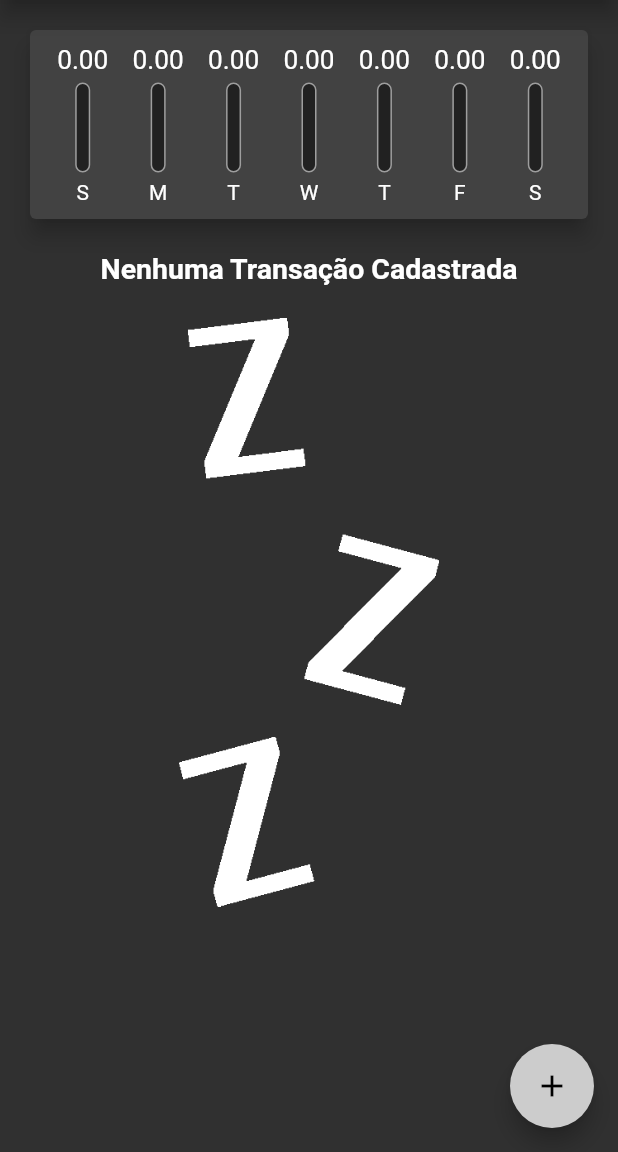
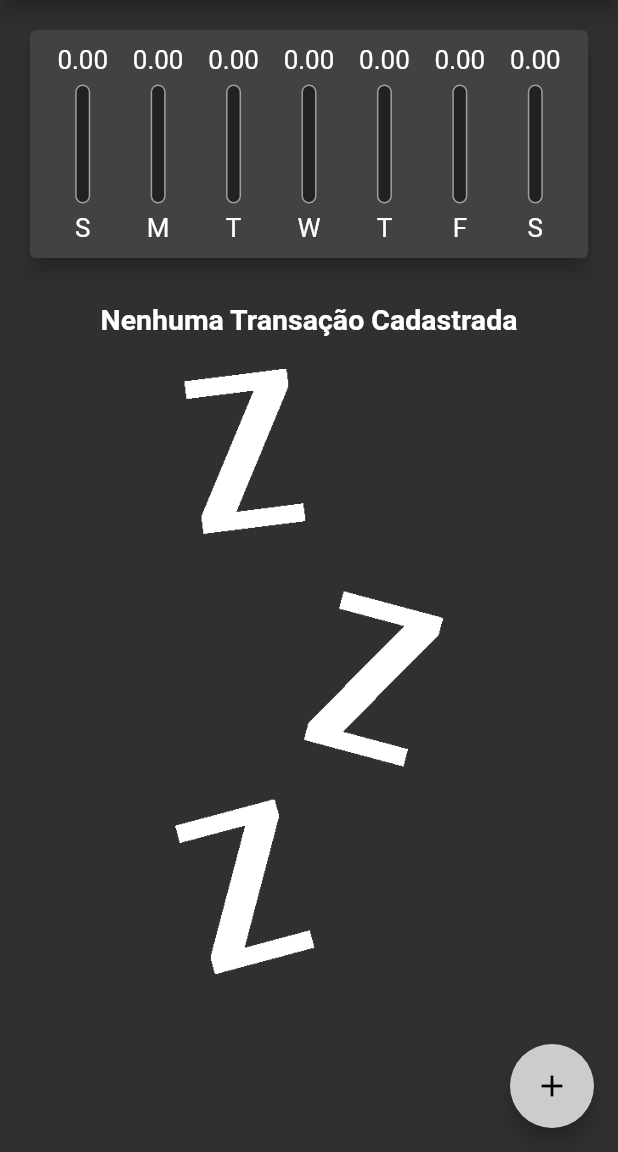
Before and after one commit to LeonardoCG12/Expenses, a Flutter app: the screen it shows after launch, on a phone screen of 412 x 824 dp, the part 84-1236 px from its top. Run offline on Flutter 3.47's test engine with Material 2 defaults, Android fonts, the phone set to English and light mode, and no system bars.

Commit message:
Responsividade do app melhorada

```diff
--- a/lib/components/chart_bar.dart
+++ b/lib/components/chart_bar.dart
@@ -16,20 +16,22 @@ class ChartBar extends StatelessWidget {
 
   @override
   Widget build(BuildContext context) {
+    return LayoutBuilder(
+      builder: (BuildContext context, BoxConstraints constraints) {
         return Column(
           children: [
             SizedBox(
-          height: 20,
+              height: constraints.maxHeight * 0.15,
               child: FittedBox(
                 child: Text(value.toStringAsFixed(2)),
               ),
             ),
             Container(
-          margin: const EdgeInsets.symmetric(
-            vertical: 5,
+              margin: EdgeInsets.symmetric(
+                vertical: constraints.maxHeight * 0.05,
               ),
               width: 10,
-          height: 60,
+              height: constraints.maxHeight * 0.6,
               child: Stack(
                 alignment: Alignment.bottomCenter,
                 children: [
@@ -57,8 +59,15 @@ class ChartBar extends StatelessWidget {
                 ],
               ),
             ),
-        Text(label),
+            SizedBox(
+              height: constraints.maxHeight * 0.15,
+              child: FittedBox(
+                child: Text(label),
+              ),
+            ),
           ],
+        );
+      },
     );
   }
 }
--- a/lib/components/transaction_list.dart
+++ b/lib/components/transaction_list.dart
@@ -16,12 +16,12 @@ class TransactionList extends StatelessWidget {
 
   @override
   Widget build(BuildContext context) {
-    return SizedBox(
-      height: MediaQuery.of(context).size.height / 1.5,
-      child: transactions.isEmpty
-          ? Container(
+    return transactions.isEmpty
+        ? LayoutBuilder(
+            builder: (BuildContext context, BoxConstraints constraints) {
+              return Container(
                 margin: const EdgeInsets.only(
-                top: 2,
+                  top: 10,
                 ),
                 child: Column(
                   children: [
@@ -36,7 +36,7 @@ class TransactionList extends StatelessWidget {
                       margin: const EdgeInsets.only(
                         top: 22,
                       ),
-                    height: MediaQuery.of(context).size.height / 2.1,
+                      height: constraints.maxHeight * 0.7,
                       child: Image.asset(
                         'assets/images/waiting.png',
                         fit: BoxFit.cover,
@@ -44,6 +44,8 @@ class TransactionList extends StatelessWidget {
                     ),
                   ],
                 ),
+              );
+            },
           )
         : ListView.builder(
             itemCount: transactions.length,
@@ -92,7 +94,6 @@ class TransactionList extends StatelessWidget {
                 ),
               );
             },
-            ),
           );
   }
 }
--- a/lib/main.dart
+++ b/lib/main.dart
@@ -12,8 +12,7 @@ class MyApp extends StatelessWidget {
           key: key,
         );
 
-  @override
-  Widget build(BuildContext context) {
+  Widget _childFunc(BuildContext context) {
     return MaterialApp(
       debugShowCheckedModeBanner: false,
       theme: ThemeData.dark().copyWith(
@@ -46,7 +45,7 @@ class MyApp extends StatelessWidget {
             ),
         elevatedButtonTheme: ElevatedButtonThemeData(
           style: ElevatedButton.styleFrom(
-            primary: const Color(0xFF64FFDA),
+            primary: const Color(0xFFCCCCCC),
             onPrimary: const Color(0xFF616161),
             padding: const EdgeInsets.all(15),
             shape: RoundedRectangleBorder(
@@ -56,7 +55,7 @@ class MyApp extends StatelessWidget {
         ),
         textButtonTheme: TextButtonThemeData(
           style: TextButton.styleFrom(
-            primary: const Color(0xFF64FFDA),
+            primary: const Color(0xFFCCCCCC),
           ),
         ),
         floatingActionButtonTheme: const FloatingActionButtonThemeData(
@@ -67,4 +66,22 @@ class MyApp extends StatelessWidget {
       home: const HomePage(),
     );
   }
+
+  @override
+  Widget build(BuildContext context) {
+    return MaterialApp(
+      debugShowCheckedModeBanner: false,
+      builder: (BuildContext context, Widget? child) {
+        final MediaQueryData mediaQuery = MediaQuery.of(context);
+        return MediaQuery(
+          data: mediaQuery.copyWith(
+            textScaleFactor: mediaQuery.textScaleFactor > 1.2
+                ? 1.2
+                : mediaQuery.textScaleFactor,
+          ),
+          child: _childFunc(context),
+        );
+      },
+    );
+  }
 }
--- a/lib/screens/home_page.dart
+++ b/lib/screens/home_page.dart
@@ -18,6 +18,7 @@ class HomePage extends StatefulWidget {
 
 class _HomePageState extends State<HomePage> {
   final List<Transaction> _transactions = [];
+  bool _showChart = false;
 
   List<Transaction> get _recentTransactions {
     return _transactions.where(
@@ -58,39 +59,85 @@ class _HomePageState extends State<HomePage> {
     showModalBottomSheet(
       context: context,
       isScrollControlled: true,
-      builder: (_) => SizedBox(
-        height: MediaQuery.of(context).size.height * 0.85,
+      builder: (_) => Column(
+        mainAxisSize: MainAxisSize.min,
+        children: [
+          Padding(
+            padding: EdgeInsets.only(
+              bottom: MediaQuery.of(context).viewInsets.bottom,
+            ),
             child: TransactionForm(
               onSubmit: _addTransaction,
             ),
+          )
+        ],
       ),
     );
   }
 
   @override
   Widget build(BuildContext context) {
-    return Scaffold(
-      appBar: AppBar(
+    final MediaQueryData mediaQuery = MediaQuery.of(context);
+    bool isLandScape = mediaQuery.orientation == Orientation.landscape;
+
+    final appBar = AppBar(
       elevation: 6,
       title: const Text('Despesas Pessoais'),
       actions: [
+        if (isLandScape)
+          IconButton(
+            onPressed: () => setState(() {
+              _showChart = !_showChart;
+            }),
+            icon: Icon(_showChart ? Icons.list : Icons.show_chart),
+          ),
         IconButton(
           onPressed: () => _openTransactionFormModal(context),
           icon: const Icon(Icons.add),
-          )
+        ),
       ],
-      ),
+    );
+
+    final availableHeight = mediaQuery.size.height -
+        appBar.preferredSize.height -
+        mediaQuery.padding.top;
+
+    return Scaffold(
+      appBar: appBar,
       body: SingleChildScrollView(
         physics: const NeverScrollableScrollPhysics(),
         child: Column(
           crossAxisAlignment: CrossAxisAlignment.stretch,
           children: [
-            Chart(
+            // if (isLandScape)
+            //   Row(
+            //     mainAxisAlignment: MainAxisAlignment.center,
+            //     children: [
+            //       const Text('Exibir Gráfico'),
+            //       Switch(
+            //         value: _showChart,
+            //         onChanged: (value) {
+            //           setState(() {
+            //             _showChart = value;
+            //           });
+            //         },
+            //       ),
+            //     ],
+            //   ),
+            if (_showChart || !isLandScape)
+              SizedBox(
+                height: availableHeight * (isLandScape ? 0.75 : 0.25),
+                child: Chart(
                   recentTransactions: _recentTransactions,
                 ),
-            TransactionList(
+              ),
+            if (!_showChart || !isLandScape)
+              SizedBox(
+                height: availableHeight * (isLandScape ? 1 : 0.75),
+                child: TransactionList(
                   transactions: _transactions,
                   onRemove: _removeTransaction,
+                ),
               ),
           ],
         ),
```
Lines whose indentation alone changed are shown as unchanged.
